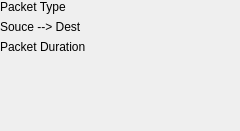
Qt form libEPLViz/ui/PacketVizPacket.ui (epl-viz/EPL-Viz) before a commit.
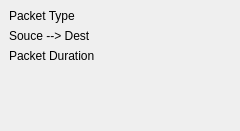
The same form after that commit.

Commit message: Can now highlight packets

```diff
--- a/libEPLViz/ui/PacketVizPacket.ui
+++ b/libEPLViz/ui/PacketVizPacket.ui
@@ -1,7 +1,7 @@
 <?xml version="1.0" encoding="UTF-8"?>
 <ui version="4.0">
  <class>PacketVizPacket</class>
- <widget class="QWidget" name="PacketVizPacket">
+ <widget class="QFrame" name="PacketVizPacket">
   <property name="geometry">
    <rect>
     <x>0</x>
@@ -28,7 +28,7 @@
   <property name="autoFillBackground">
    <bool>true</bool>
   </property>
-  <widget class="QWidget" name="container" native="true">
+  <widget class="QFrame" name="container">
    <property name="geometry">
     <rect>
      <x>0</x>
@@ -43,6 +43,9 @@
      <verstretch>0</verstretch>
     </sizepolicy>
    </property>
+   <property name="lineWidth">
+    <number>2</number>
+   </property>
    <layout class="QVBoxLayout" name="verticalLayout">
     <item>
      <widget class="QLabel" name="pType">
```
The commit also changes 7 other files.
